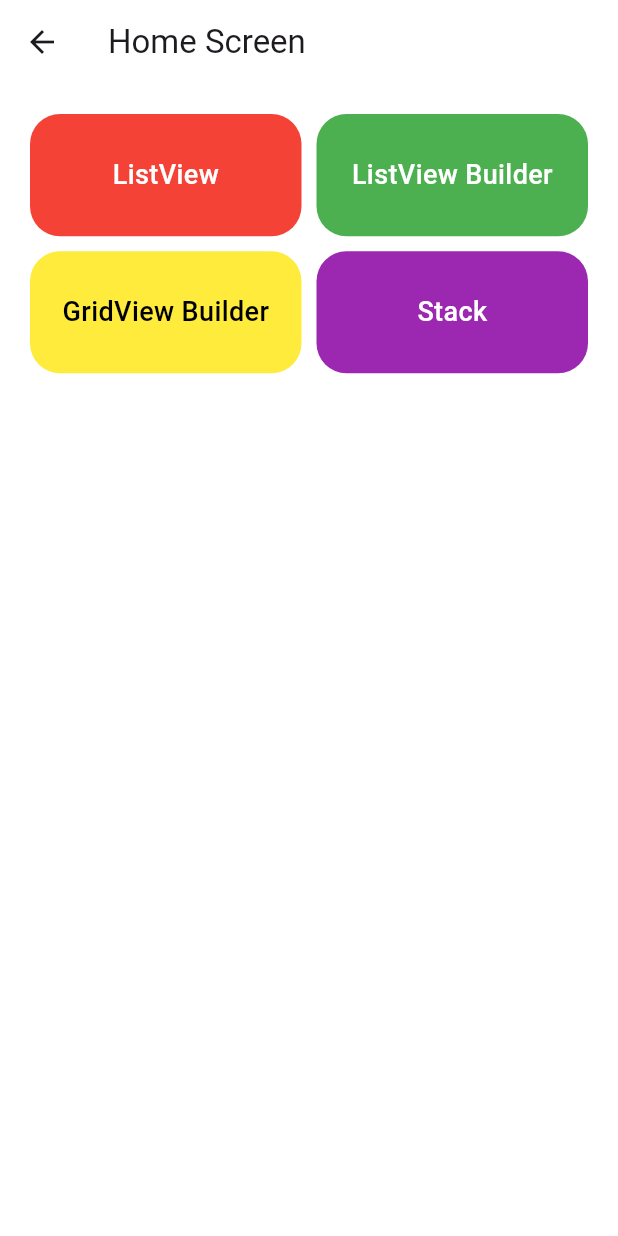
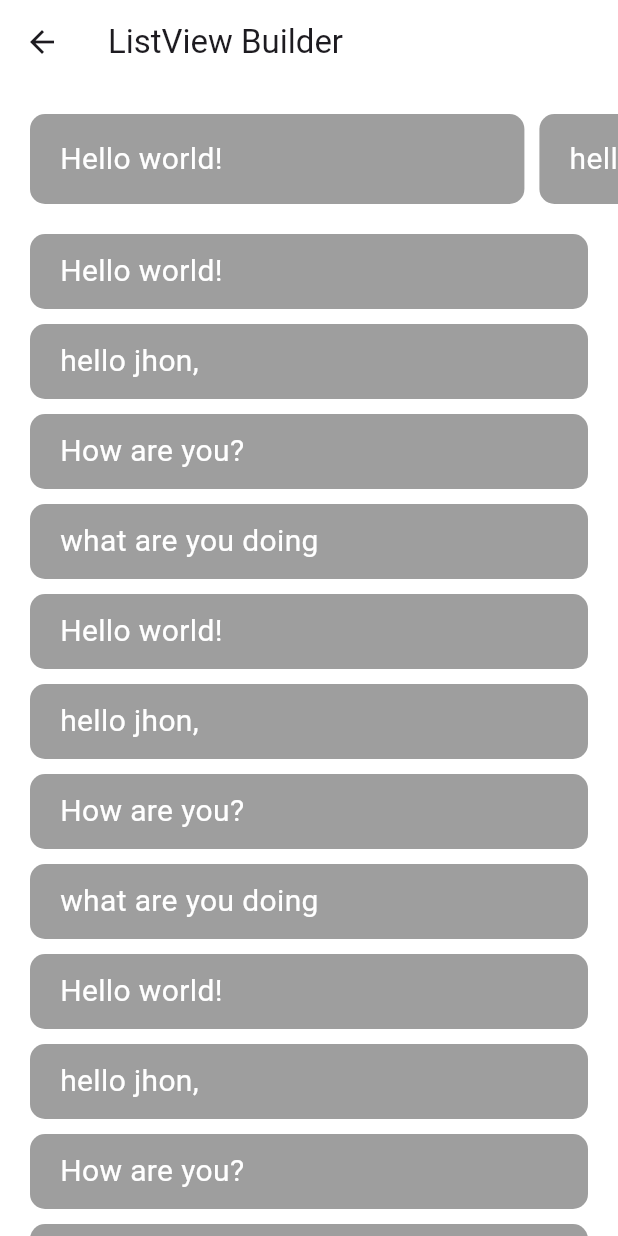
Before and after one commit to MustafaRazaUllah/flutter-course-sep-24, a Flutter app: the HomeView screen opened directly, after a tap on "ListView Builder", on a phone screen of 412 x 824 dp. Run offline on Flutter 3.47's test engine with Material 3 defaults, Android fonts, the light colour scheme and no system bars.

Commit message:
code update

```diff
--- a/lib/Modules/Auth/View/login_view.dart
+++ b/lib/Modules/Auth/View/login_view.dart
@@ -25,6 +25,7 @@ class _LoginViewState extends State<LoginView> {
       body: SizedBox.expand(
         child: Padding(
           padding: const EdgeInsets.symmetric(horizontal: 20),
+          child: SingleChildScrollView(
             child: Column(
               children: [
                 const Text(
@@ -103,7 +104,6 @@ class _LoginViewState extends State<LoginView> {
                         builder: (context) => const HomeView(),
                       ),
                     );
-
                   },
                   child: Container(
                     height: 50,
@@ -154,6 +154,7 @@ class _LoginViewState extends State<LoginView> {
             ),
           ),
         ),
+      ),
     );
   }
 }
--- /dev/null
+++ b/lib/Modules/Home/View/components Views/gridview_builder.dart
@@ -0,0 +1,136 @@
+import 'package:flutter/material.dart';
+
+class GridViewBuilderScreen extends StatelessWidget {
+  GridViewBuilderScreen({super.key});
+
+  List<String> dataList = [
+    "Hello world!",
+    "hello jhon,",
+    "How are you?",
+    "what are you doing",
+    "Hello world!",
+    "hello jhon,",
+    "How are you?",
+    "what are you doing",
+    "Hello world!",
+    "hello jhon,",
+    "How are you?",
+    "what are you doing",
+    "Hello world!",
+    "hello jhon,",
+    "How are you?",
+    "what are you doing",
+    "Hello world!",
+    "hello jhon,",
+    "How are you?",
+    "what are you doing",
+    "Hello world!",
+    "hello jhon,",
+    "How are you?",
+    "what are you doing",
+    "Hello world!",
+    "hello jhon,",
+    "How are you?",
+    "what are you doing",
+    "Hello world!",
+    "hello jhon,",
+    "How are you?",
+    "what are you doing",
+    "Hello world!",
+    "hello jhon,",
+    "How are you?",
+    "what are you doing",
+    "Hello world!",
+    "hello jhon,",
+    "How are you?",
+    "what are you doing",
+    "Hello world!",
+    "hello jhon,",
+    "How are you?",
+    "what are you doing",
+    "Hello world!",
+    "hello jhon,",
+    "How are you?",
+    "what are you doing",
+  ];
+
+  @override
+  Widget build(BuildContext context) {
+    return Scaffold(
+      backgroundColor: Colors.white,
+      appBar: AppBar(
+        title: const Text("GridView Builder"),
+        backgroundColor: Colors.white,
+      ),
+      body: SizedBox.expand(
+        child: Column(
+          children: [
+            // // Horizental ListView
+            SizedBox(
+              height: 250,
+              width: double.infinity,
+              child: GridView.builder(
+                gridDelegate: const SliverGridDelegateWithFixedCrossAxisCount(
+                  crossAxisCount: 2,
+                  crossAxisSpacing: 10,
+                  mainAxisSpacing: 10,
+                ),
+                scrollDirection: Axis.horizontal,
+                padding: const EdgeInsets.symmetric(horizontal: 10),
+                itemCount: dataList.length,
+                itemBuilder: (BuildContext context, int index) {
+                  return _buildTile(
+                    title: dataList[index],
+                    horizentalColor: Colors.green,
+                  );
+                },
+              ),
+            ),
+
+            const SizedBox(height: 10),
+            // Vertical ListView
+            Expanded(
+              child: GridView.builder(
+                gridDelegate: const SliverGridDelegateWithFixedCrossAxisCount(
+                  crossAxisCount: 3,
+                  crossAxisSpacing: 10,
+                  mainAxisSpacing: 10,
+                ),
+                padding: const EdgeInsets.symmetric(horizontal: 10),
+                itemCount: dataList.length,
+                itemBuilder: (BuildContext context, int index) {
+                  return _buildTile(
+                    title: dataList[index],
+                  );
+                },
+              ),
+            ),
+          ],
+        ),
+      ),
+    );
+  }
+
+  Widget _buildTile({
+    required String title,
+    Color horizentalColor = Colors.red,
+  }) {
+    return Container(
+      decoration: BoxDecoration(
+        borderRadius: BorderRadius.circular(10),
+        color: horizentalColor,
+      ),
+      child: Center(
+        child: Text(
+          title,
+          textAlign: TextAlign.center,
+          style: const TextStyle(
+            color: Colors.white,
+            fontSize: 15,
+            fontWeight: FontWeight.w500,
+          ),
+        ),
+      ),
+    );
+  }
+}
--- /dev/null
+++ b/lib/Modules/Home/View/components Views/listview_builder.dart
@@ -0,0 +1,105 @@
+import 'package:flutter/material.dart';
+import 'package:sessiom3flutterproject/Modules/Home/View/components%20Views/listview.dart';
+
+class ListviewBuilderScreen extends StatelessWidget {
+  ListviewBuilderScreen({super.key});
+
+  List<String> dataList = [
+    "Hello world!",
+    "hello jhon,",
+    "How are you?",
+    "what are you doing",
+    "Hello world!",
+    "hello jhon,",
+    "How are you?",
+    "what are you doing",
+    "Hello world!",
+    "hello jhon,",
+    "How are you?",
+    "what are you doing",
+    "Hello world!",
+    "hello jhon,",
+    "How are you?",
+    "what are you doing",
+    "Hello world!",
+    "hello jhon,",
+    "How are you?",
+    "what are you doing",
+    "Hello world!",
+    "hello jhon,",
+    "How are you?",
+    "what are you doing",
+    "Hello world!",
+    "hello jhon,",
+    "How are you?",
+    "what are you doing",
+    "Hello world!",
+    "hello jhon,",
+    "How are you?",
+    "what are you doing",
+    "Hello world!",
+    "hello jhon,",
+    "How are you?",
+    "what are you doing",
+    "Hello world!",
+    "hello jhon,",
+    "How are you?",
+    "what are you doing",
+    "Hello world!",
+    "hello jhon,",
+    "How are you?",
+    "what are you doing",
+    "Hello world!",
+    "hello jhon,",
+    "How are you?",
+    "what are you doing",
+  ];
+
+  @override
+  Widget build(BuildContext context) {
+    return Scaffold(
+      backgroundColor: Colors.white,
+      appBar: AppBar(
+        title: const Text("ListView Builder"),
+        backgroundColor: Colors.white,
+      ),
+      body: SizedBox.expand(
+        child: Column(
+          children: [
+            // Horizental ListView
+            SizedBox(
+              height: 100,
+              width: double.infinity,
+              child: ListView.builder(
+                padding: const EdgeInsets.all(20),
+                scrollDirection: Axis.horizontal,
+                itemCount: dataList.length,
+                itemBuilder: (BuildContext context, int index) {
+                  return buildCard(
+                    context: context,
+                    message: dataList[index],
+                  );
+                },
+              ),
+            ),
+
+            // Vertical ListView
+            Expanded(
+              child: ListView.builder(
+                padding: const EdgeInsets.symmetric(horizontal: 20),
+                itemCount: dataList.length,
+                itemBuilder: (BuildContext context, int index) {
+                  return buildCard(
+                    context: context,
+                    isVertical: true,
+                    message: dataList[index],
+                  );
+                },
+              ),
+            ),
+          ],
+        ),
+      ),
+    );
+  }
+}
```
Also changed, not shown: lib/Modules/Home/View/components Views/listview.dart (+102 -102 lines), lib/Modules/Home/View/components Views/stack_view.dart (added, +47 -0 lines), lib/Modules/Home/View/home.dart (+27 -3 lines). Lines whose indentation alone changed are shown as unchanged.
